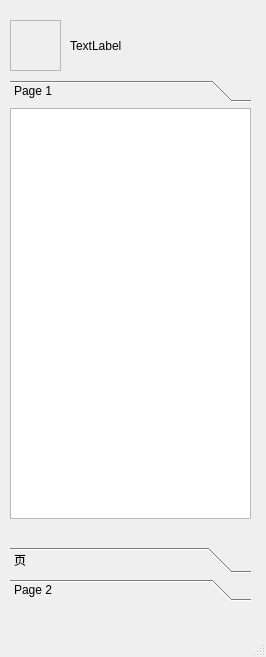
Before: the Qt Designer form chatClient/mainwindow.ui in tangjiahua/linpop, drawn with Qt 5.
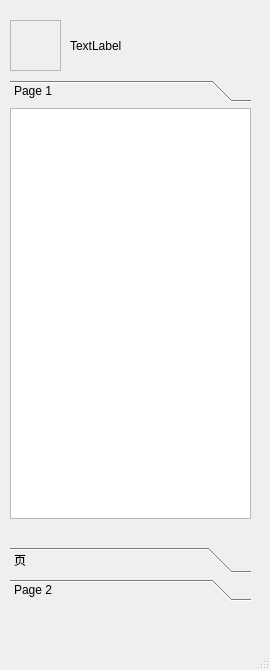
After: the same form once the commit is applied.

The edit to the form file:
```diff
--- a/chatClient/mainwindow.ui
+++ b/chatClient/mainwindow.ui
@@ -9,10 +9,22 @@
    <rect>
     <x>0</x>
     <y>0</y>
-    <width>266</width>
-    <height>657</height>
+    <width>270</width>
+    <height>670</height>
    </rect>
   </property>
+  <property name="minimumSize">
+   <size>
+    <width>270</width>
+    <height>670</height>
+   </size>
+  </property>
+  <property name="maximumSize">
+   <size>
+    <width>270</width>
+    <height>670</height>
+   </size>
+  </property>
   <property name="windowTitle">
    <string>MainWindow</string>
   </property>
```
Left out of the diff: 2 changed lines with no effect on the pictures.
